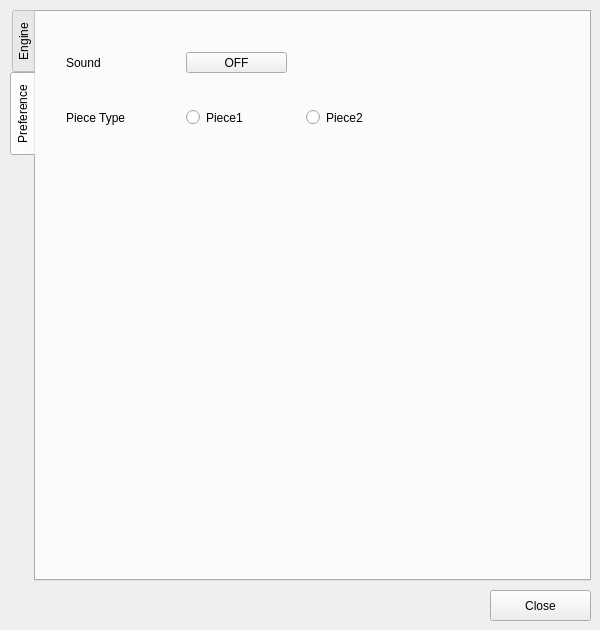
Above: forms/settingsdialog.ui from shogimaru/shogimaru before the change. Below: the same form after it.
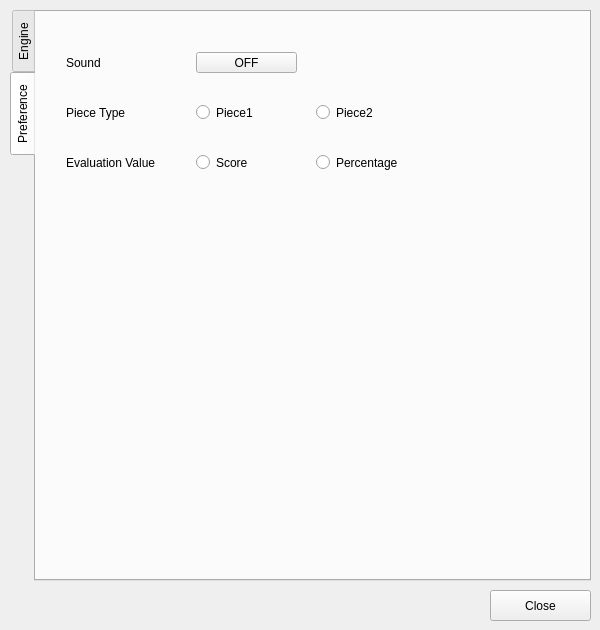
That is the form after the change. The open tabs and pages were chosen to show the change.

Commit message: add percentage score display

Patch:
```diff
--- a/forms/settingsdialog.ui
+++ b/forms/settingsdialog.ui
@@ -213,7 +213,7 @@
        <x>30</x>
        <y>90</y>
        <width>101</width>
-       <height>31</height>
+       <height>21</height>
       </rect>
      </property>
      <property name="text">
@@ -223,7 +223,7 @@
     <widget class="QToolButton" name="soundOnOffButton">
      <property name="geometry">
       <rect>
-       <x>150</x>
+       <x>160</x>
        <y>40</y>
        <width>101</width>
        <height>21</height>
@@ -239,10 +239,10 @@
     <widget class="QRadioButton" name="radioPiece1">
      <property name="geometry">
       <rect>
-       <x>150</x>
+       <x>160</x>
        <y>90</y>
-       <width>99</width>
-       <height>31</height>
+       <width>101</width>
+       <height>21</height>
       </rect>
      </property>
      <property name="text">
@@ -255,17 +255,62 @@
     <widget class="QRadioButton" name="radioPiece2">
      <property name="geometry">
       <rect>
-       <x>270</x>
+       <x>280</x>
        <y>90</y>
-       <width>99</width>
-       <height>31</height>
+       <width>101</width>
+       <height>21</height>
       </rect>
      </property>
      <property name="text">
       <string>Piece2</string>
      </property>
      <attribute name="buttonGroup">
-      <string notr="true">buttonGroup</string>
+      <string notr="true">bgPieceType</string>
+     </attribute>
+    </widget>
+    <widget class="QLabel" name="labelEvalValue">
+     <property name="geometry">
+      <rect>
+       <x>30</x>
+       <y>140</y>
+       <width>131</width>
+       <height>21</height>
+      </rect>
+     </property>
+     <property name="text">
+      <string>Evaluation Value</string>
+     </property>
+    </widget>
+    <widget class="QRadioButton" name="radioEvalScore">
+     <property name="geometry">
+      <rect>
+       <x>160</x>
+       <y>140</y>
+       <width>121</width>
+       <height>21</height>
+      </rect>
+     </property>
+     <property name="text">
+      <string>Score</string>
+     </property>
+     <attribute name="buttonGroup">
+      <string notr="true">bgEvalValue</string>
+     </attribute>
+    </widget>
+    <widget class="QRadioButton" name="radioEvalPercent">
+     <property name="geometry">
+      <rect>
+       <x>280</x>
+       <y>140</y>
+       <width>141</width>
+       <height>21</height>
+      </rect>
+     </property>
+     <property name="text">
+      <string>Percentage</string>
+     </property>
+     <attribute name="buttonGroup">
+      <string notr="true">bgEvalValue</string>
      </attribute>
     </widget>
    </widget>
```
Left out of the diff: 5 changed lines with no effect on the pictures. The commit also changes 10 other files.
